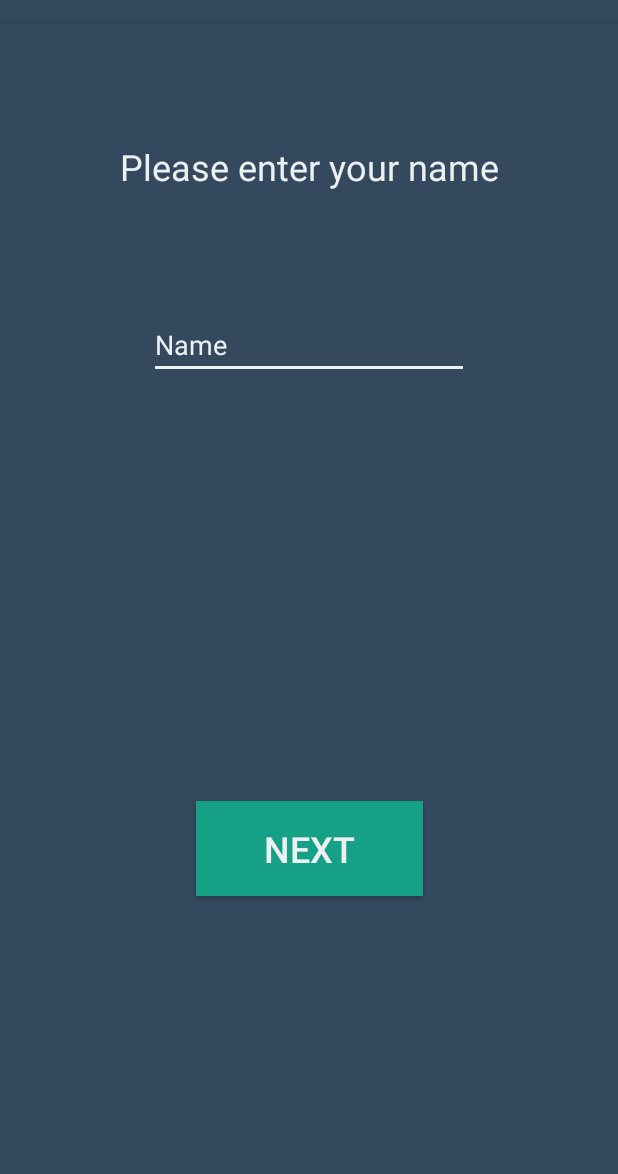
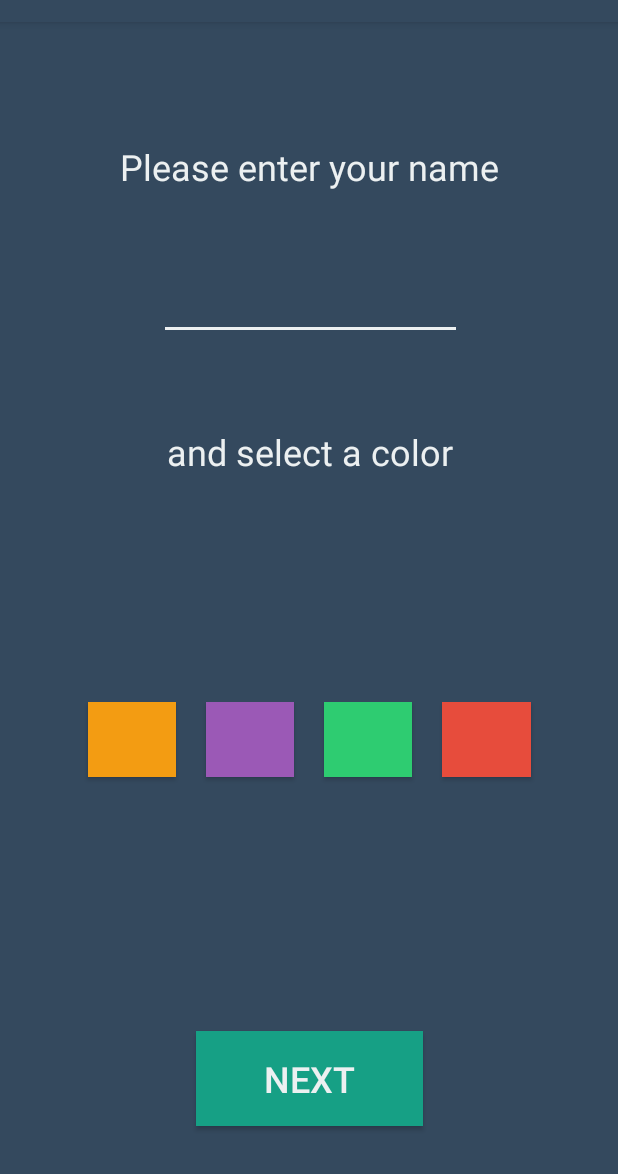
Before and after one commit to meellly/Assignment_4, an Android app: the Settings screen opened directly, with no data from a screen before it, on a phone screen of 412 x 824 dp, the part 62-1236 px from its top. Run offline under Robolectric (Android 15) with nearby library versions, the phone set to English and light mode, and no system bars.

Commit message:
Added icon color selector
Added color select to allow user to select color of their icon during setup of game

```diff
--- a/app/src/main/AndroidManifest.xml
+++ b/app/src/main/AndroidManifest.xml
@@ -23,7 +23,6 @@
         </activity>
         <activity android:name=".PlayGame" />
         <activity android:name=".SetupGame" />
-        <activity android:name=".SetupGame2" />
         <activity android:name=".dialogbox" />
         <activity android:name=".Settings" />
 
--- a/app/src/main/java/edu/cse4230/schilbe/multiplayerttt/Settings.java
+++ b/app/src/main/java/edu/cse4230/schilbe/multiplayerttt/Settings.java
@@ -12,8 +12,9 @@ public class Settings extends AppCompatActivity {
 
     TextView textView = null;
     EditText editText = null;
-    Button button = null;
+    Button button = null, buttonOrange = null, buttonPurple = null, buttonSilver = null, buttonRed = null;
     String initialPlayerName = null;
+    String iconColor = " ";
 
     @Override
     protected void onCreate(Bundle savedInstanceState) {
@@ -23,6 +24,10 @@ public class Settings extends AppCompatActivity {
         textView = (TextView) findViewById(R.id.textView);
         editText = (EditText) findViewById(R.id.editText);
         button = (Button) findViewById(R.id.button);
+        buttonOrange = (Button) findViewById(R.id.orange);
+        buttonPurple = (Button) findViewById(R.id.purple);
+        buttonSilver = (Button) findViewById(R.id.green);
+        buttonRed = (Button) findViewById(R.id.red);
 
         button.setOnClickListener(new View.OnClickListener() {
             @Override
@@ -31,9 +36,38 @@ public class Settings extends AppCompatActivity {
                 Intent i = new Intent(view.getContext(), SetupGame.class);
                 i.addFlags(Intent.FLAG_ACTIVITY_REORDER_TO_FRONT);
                 i.putExtra("PlayerInputName", initialPlayerName);
+                i.putExtra("IconColor", iconColor);
                 startActivity(i);
-
             }
         });
+
+        buttonOrange.setOnClickListener(new View.OnClickListener() {
+            @Override
+            public void onClick(View view) {
+                iconColor = "orange";
+            }
+        });
+
+        buttonPurple.setOnClickListener(new View.OnClickListener() {
+            @Override
+            public void onClick(View view) {
+                iconColor = "purple";
+            }
+        });
+
+        buttonSilver.setOnClickListener(new View.OnClickListener() {
+            @Override
+            public void onClick(View view) {
+                iconColor = "green";
+            }
+        });
+
+        buttonRed.setOnClickListener(new View.OnClickListener() {
+            @Override
+            public void onClick(View view) {
+                iconColor = "red";
+            }
+        });
+
     }
 }
--- a/app/src/main/java/edu/cse4230/schilbe/multiplayerttt/SetupGame2.java
+++ b/app/src/main/java/edu/cse4230/schilbe/multiplayerttt/SetupGame2.java
@@ -4,9 +4,9 @@ import android.content.BroadcastReceiver;
 import android.content.Context;
 import android.content.Intent;
 import android.content.IntentFilter;
+import android.os.Bundle;
 import android.provider.Telephony;
 import android.support.v7.app.AppCompatActivity;
-import android.os.Bundle;
 import android.telephony.SmsManager;
 import android.telephony.SmsMessage;
 import android.view.View;
--- /dev/null
+++ b/app/src/main/res/drawable/default_button.xml
@@ -0,0 +1,6 @@
+<?xml version="1.0" encoding="utf-8"?>
+<selector xmlns:android="http://schemas.android.com/apk/res/android">
+    <item android:drawable="@color/colorTextPressed" android:state_pressed="true" />
+    <item android:drawable="@color/colorText" android:state_focused="true" />
+    <item android:drawable="@color/colorText" />
+</selector>
--- /dev/null
+++ b/app/src/main/res/drawable/green_button.xml
@@ -0,0 +1,6 @@
+<?xml version="1.0" encoding="utf-8"?>
+<selector xmlns:android="http://schemas.android.com/apk/res/android">
+    <item android:drawable="@color/profileGreenPressed" android:state_pressed="true" />
+    <item android:drawable="@color/profileGreen" android:state_focused="true" />
+    <item android:drawable="@color/profileGreen" />
+</selector>
--- /dev/null
+++ b/app/src/main/res/drawable/orange_button.xml
@@ -0,0 +1,6 @@
+<?xml version="1.0" encoding="utf-8"?>
+<selector xmlns:android="http://schemas.android.com/apk/res/android">
+    <item android:drawable="@color/profileOrangePressed" android:state_pressed="true" />
+    <item android:drawable="@color/profileOrange" android:state_focused="true" />
+    <item android:drawable="@color/profileOrange" />
+</selector>
--- /dev/null
+++ b/app/src/main/res/drawable/purple_button.xml
@@ -0,0 +1,6 @@
+<?xml version="1.0" encoding="utf-8"?>
+<selector xmlns:android="http://schemas.android.com/apk/res/android">
+    <item android:drawable="@color/profilePurplePressed" android:state_pressed="true" />
+    <item android:drawable="@color/profilePurple" android:state_focused="true" />
+    <item android:drawable="@color/profilePurple" />
+</selector>
--- /dev/null
+++ b/app/src/main/res/drawable/red_button.xml
@@ -0,0 +1,6 @@
+<?xml version="1.0" encoding="utf-8"?>
+<selector xmlns:android="http://schemas.android.com/apk/res/android">
+    <item android:drawable="@color/profileRedPressed" android:state_pressed="true" />
+    <item android:drawable="@color/profileRed" android:state_focused="true" />
+    <item android:drawable="@color/profileRed" />
+</selector>
--- a/app/src/main/res/layout/activity_main.xml
+++ b/app/src/main/res/layout/activity_main.xml
@@ -16,7 +16,6 @@
         android:layout_centerVertical="true"
         android:orientation="vertical">
 
-        <!--DANNY - DELETE THIS IMAGE VIEW-->
         <ImageView
             android:id="@+id/pic"
             android:layout_width="200dp"
--- a/app/src/main/res/layout/activity_settings.xml
+++ b/app/src/main/res/layout/activity_settings.xml
@@ -12,44 +12,107 @@
         android:id="@+id/textView"
         android:layout_width="wrap_content"
         android:layout_height="wrap_content"
-        android:layout_marginEnd="8dp"
-        android:layout_marginStart="8dp"
         android:layout_marginTop="80dp"
         android:text="Please enter your name"
         android:textColor="@color/colorText"
         android:textSize="24sp"
         app:layout_constraintEnd_toEndOf="parent"
+        app:layout_constraintLeft_toLeftOf="parent"
+        app:layout_constraintRight_toRightOf="parent"
         app:layout_constraintStart_toStartOf="parent"
-        app:layout_constraintTop_toTopOf="parent"
-        tools:layout_editor_absoluteX="67dp" />
+        app:layout_constraintTop_toTopOf="parent" />
 
     <EditText
         android:id="@+id/editText"
+        android:layout_width="202dp"
+        android:layout_height="53dp"
+        android:layout_marginTop="46dp"
+        android:ems="10"
+        android:gravity="center_horizontal"
+        android:inputType="textPersonName"
+        android:textColor="@color/colorText"
+        android:textColorHint="@color/colorTextHint"
+        android:textSize="24sp"
+        app:layout_constraintEnd_toEndOf="parent"
+        app:layout_constraintHorizontal_bias="0.505"
+        app:layout_constraintLeft_toLeftOf="parent"
+        app:layout_constraintRight_toRightOf="parent"
+        app:layout_constraintStart_toStartOf="parent"
+        app:layout_constraintTop_toBottomOf="@+id/textView"
+        tools:layout_editor_absoluteY="152dp" />
+
+    <TextView
+        android:id="@+id/textView2"
         android:layout_width="wrap_content"
         android:layout_height="wrap_content"
-        android:layout_marginEnd="8dp"
-        android:layout_marginStart="8dp"
-        android:layout_marginTop="80dp"
-        android:ems="10"
-        android:hint="Name"
-        android:inputType="textPersonName"
+        android:layout_marginTop="58dp"
+        android:gravity="center_horizontal"
+        android:text="and select a color"
         android:textColor="@color/colorText"
-        android:textColorHint="@color/colorText"
-        app:layout_constraintEnd_toEndOf="parent"
-        app:layout_constraintStart_toStartOf="parent"
-        app:layout_constraintTop_toBottomOf="@+id/textView"
-        tools:layout_editor_absoluteX="85dp" />
+        android:textSize="24sp"
+        app:layout_constraintHorizontal_bias="0.502"
+        app:layout_constraintLeft_toLeftOf="parent"
+        app:layout_constraintRight_toRightOf="parent"
+        app:layout_constraintTop_toBottomOf="@+id/editText" />
+
+    <LinearLayout
+        android:layout_width="335dp"
+        android:layout_height="64dp"
+        android:layout_margin="10dp"
+        android:layout_marginBottom="8dp"
+        android:layout_marginLeft="8dp"
+        android:layout_marginRight="8dp"
+        android:layout_marginTop="8dp"
+        android:gravity="center_horizontal"
+        android:orientation="horizontal"
+        app:layout_constraintBottom_toTopOf="@+id/button"
+        app:layout_constraintLeft_toLeftOf="parent"
+        app:layout_constraintRight_toRightOf="parent"
+        app:layout_constraintTop_toBottomOf="@+id/textView2"
+        app:layout_constraintVertical_bias="0.492">
+
+        <Button
+            android:id="@+id/orange"
+            android:layout_width="50dp"
+            android:layout_height="50dp"
+            android:layout_marginLeft="20dp"
+            android:layout_marginRight="20dp"
+            android:layout_weight="1"
+            android:background="@drawable/orange_button" />
+
+        <Button
+            android:id="@+id/purple"
+            android:layout_width="50dp"
+            android:layout_height="50dp"
+            android:layout_marginRight="20dp"
+            android:layout_weight="1"
+            android:background="@drawable/purple_button" />
+
+        <Button
+            android:id="@+id/green"
+            android:layout_width="50dp"
+            android:layout_height="50dp"
+            android:layout_marginRight="20dp"
+            android:layout_weight="1"
+            android:background="@drawable/green_button" />
+
+        <Button
+            android:id="@+id/red"
+            android:layout_width="50dp"
+            android:layout_height="50dp"
+            android:layout_marginRight="20dp"
+            android:layout_weight="1"
+            android:background="@drawable/red_button" />
+
+    </LinearLayout>
 
     <Button
         android:id="@+id/button"
         android:layout_width="wrap_content"
         android:layout_height="wrap_content"
-        android:layout_gravity="center"
-        android:layout_marginBottom="8dp"
-        android:layout_marginEnd="8dp"
-        android:layout_marginStart="8dp"
-        android:layout_marginTop="103dp"
+        android:layout_marginBottom="32dp"
         android:background="@drawable/start_button"
+        android:gravity="center_horizontal"
         android:paddingBottom="15dp"
         android:paddingLeft="45dp"
         android:paddingRight="45dp"
@@ -59,9 +122,9 @@
         android:textSize="24sp"
         app:layout_constraintBottom_toBottomOf="parent"
         app:layout_constraintEnd_toEndOf="parent"
-        app:layout_constraintStart_toStartOf="parent"
-        app:layout_constraintTop_toBottomOf="@+id/editText"
-        tools:layout_editor_absoluteX="117dp" />
+        app:layout_constraintLeft_toLeftOf="parent"
+        app:layout_constraintRight_toRightOf="parent"
+        app:layout_constraintStart_toStartOf="parent" />
 
 
 </android.support.constraint.ConstraintLayout>
--- a/app/src/main/res/values/colors.xml
+++ b/app/src/main/res/values/colors.xml
@@ -3,9 +3,20 @@
     <color name="colorPrimary">#34495E</color>
     <color name="colorSecondary">#16A085</color>
     <color name="colorText">#ECF0F1</color>
+    <color name="colorTextHint">#7effffff</color>
+    <color name="colorTextPressed">#d3d4d4</color>
     <color name="buttonPressed">#0D6453</color>
     <color name="buttonFocused">#22E1BB</color>
     <color name="buttonDefault">#16A085</color>
+
+    <color name="profileOrange">#F39C12</color>
+    <color name="profileOrangePressed">#C77C06</color>
+    <color name="profilePurple">#9B59B6</color>
+    <color name="profilePurplePressed">#713e86</color>
+    <color name="profileGreen">#2ECC71</color>
+    <color name="profileGreenPressed">#23AB5D</color>
+    <color name="profileRed">#E74C3C</color>
+    <color name="profileRedPressed">#B73D30</color>
 
     <!--NOT USED-->
     <color name="colorPrimaryDark">#34495E</color>
```
Also changed, not shown: app/src/main/java/edu/cse4230/schilbe/multiplayerttt/MainActivity.java (+5 -6 lines), app/src/main/java/edu/cse4230/schilbe/multiplayerttt/PlayGame.java (+119 -8 lines), app/src/main/java/edu/cse4230/schilbe/multiplayerttt/SetupGame.java (+12 -3 lines), app/src/main/java/edu/cse4230/schilbe/multiplayerttt/dialogbox.java (+8 -1 lines), app/src/main/res/drawable/ic_person.xml (+5 -5 lines), app/src/main/res/layout/activity_play_game.xml (+47 -10 lines), app/src/main/res/layout/activity_setup_game.xml (+7 -5 lines), app/src/main/res/drawable/cat.png (added).
